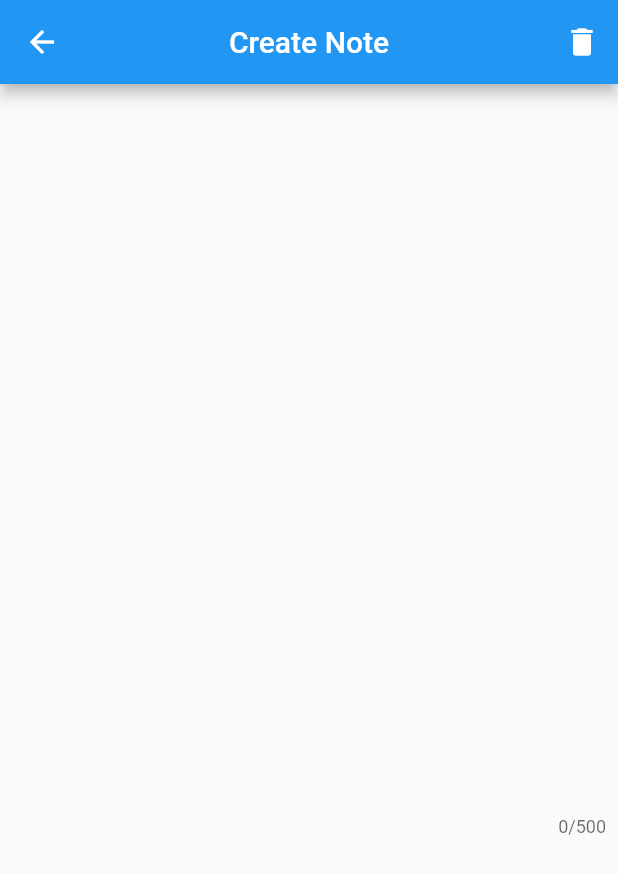
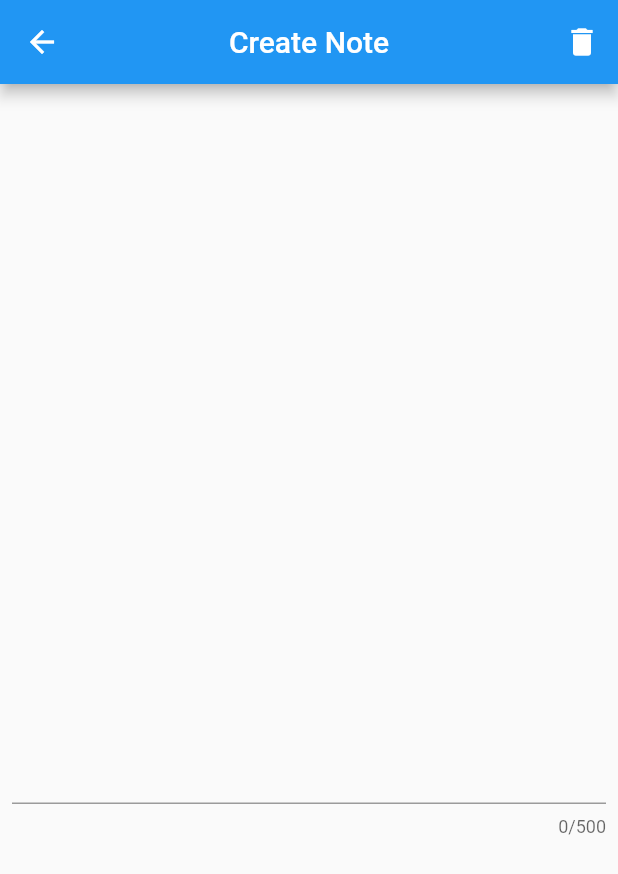
Before and after one commit to eullercdr/flutter-ignite-modulo-2, a Flutter app: the screen it shows after launch, after a tap on the "add" icon, on a phone screen of 412 x 824 dp. Shown: the top 874 px of the screen. Run offline on Flutter 3.47's test engine with Material 2 defaults, Android fonts, the phone set to English and light mode, and no system bars.

```diff
--- a/lib/create_note_page.dart
+++ b/lib/create_note_page.dart
@@ -24,9 +24,7 @@ class _CreateNotePageState extends State<CreateNotePage> {
               TextField(
                 maxLines: 10,
                 maxLength: 500,
-                decoration: InputDecoration(
-                  border: InputBorder.none,
-                ),
+                decoration: InputDecoration(),
                 onChanged: (value) => {
                   setState(() {
                     description = value;
@@ -34,7 +32,11 @@ class _CreateNotePageState extends State<CreateNotePage> {
                 },
               ),
               if (description.isNotEmpty)
-                ElevatedButton(onPressed: () {}, child: Text('Salvar'))
+                ElevatedButton(
+                    onPressed: () {
+                      Navigator.pop(context, description);
+                    },
+                    child: Text('Salvar'))
             ],
           ),
         ));
--- a/lib/home_page.dart
+++ b/lib/home_page.dart
@@ -29,12 +29,13 @@ class _HomePageState extends State<HomePage> {
       ),
       floatingActionButton: FloatingActionButton(
         child: Icon(Icons.add),
-        onPressed: () {
-          Navigator.push(
+        onPressed: () async {
+          final description = await Navigator.push(
               context,
               MaterialPageRoute(
                 builder: (context) => CreateNotePage(),
               ));
+          print(description);
         },
       ),
     );
```
